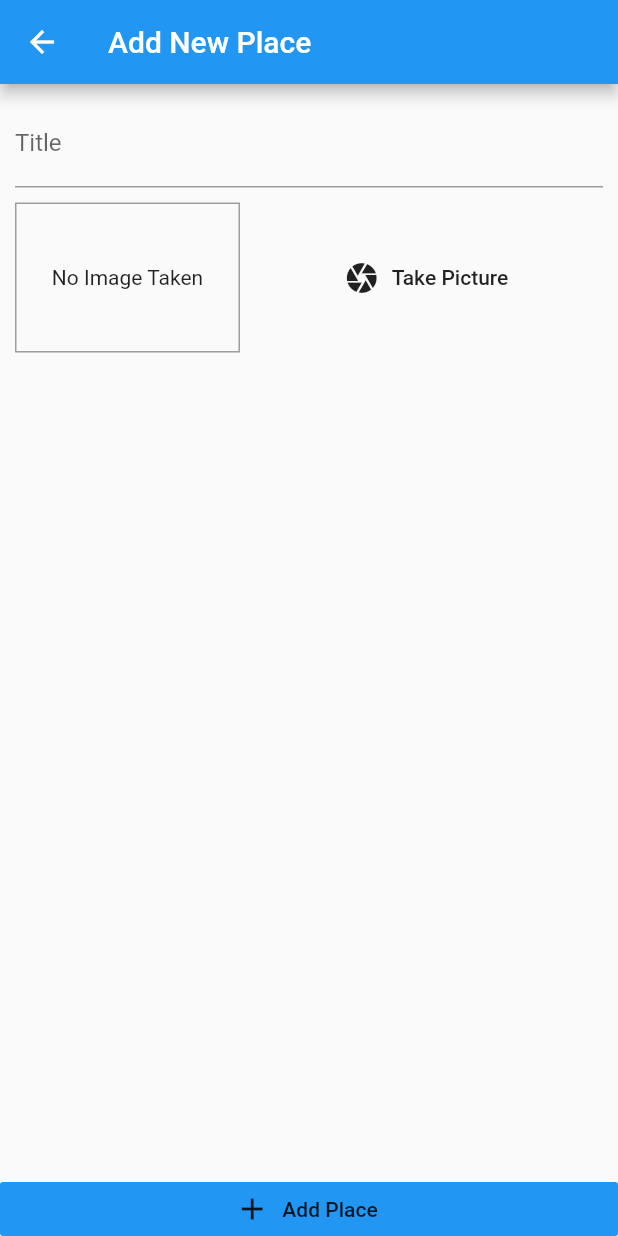
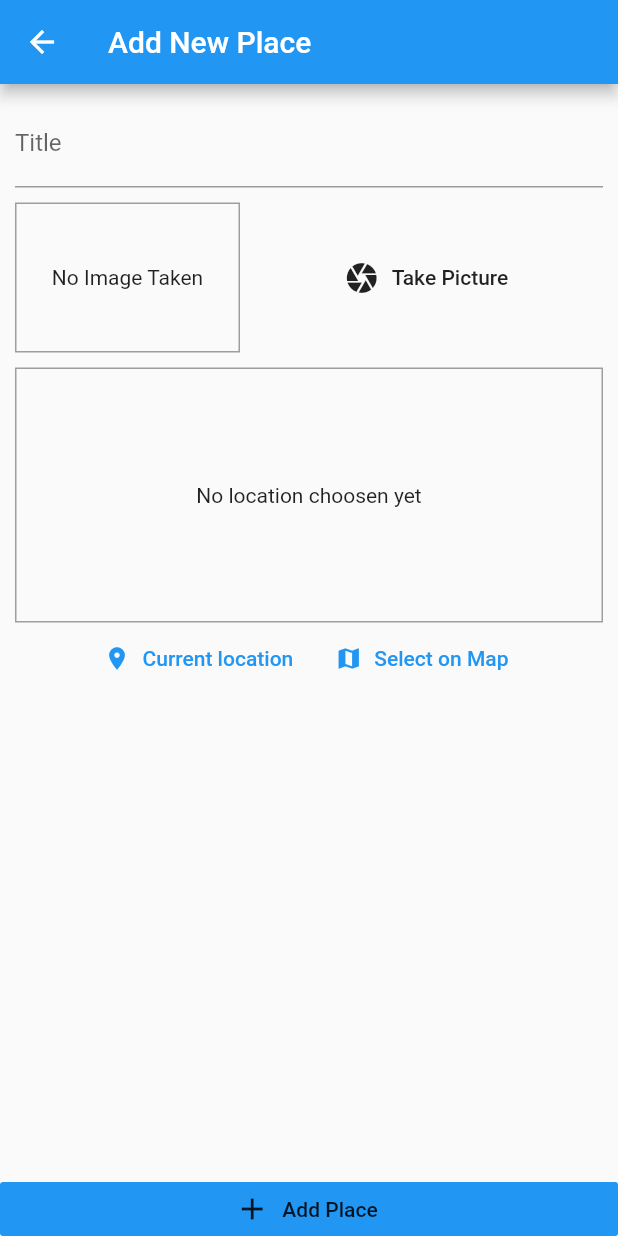
Before and after one commit to Babacar29/device_native_features, a Flutter app: the AddPlaceScreen screen opened by its route, on a phone screen of 412 x 824 dp. Run offline on Flutter 3.47's test engine with Material 2 defaults, Android fonts, the phone set to English and light mode, and no system bars; our stand-ins replace image_picker, sqflite; accounts and stored records are empty.

Commit message:
add location input ui

```diff
--- a/lib/screens/add_place_screen.dart
+++ b/lib/screens/add_place_screen.dart
@@ -2,6 +2,7 @@ import 'dart:io';
 
 import 'package:device_native_features/providers/great_places.dart';
 import 'package:device_native_features/widgets/image_input.dart';
+import 'package:device_native_features/widgets/location_input.dart';
 import 'package:flutter/material.dart';
 import 'package:provider/provider.dart';
 
@@ -61,7 +62,9 @@ class _AddPlaceScreenState extends State<AddPlaceScreen> {
                       controller: _titleController,
                     ),
                     SizedBox(height: 10,),
-                    ImageInput(selectImage)
+                    ImageInput(selectImage),
+                    SizedBox(height: 10,),
+                    LocationInput()
                   ],
                 ),
               ),
--- a/lib/screens/place_list_screen.dart
+++ b/lib/screens/place_list_screen.dart
@@ -23,7 +23,6 @@ class PlacesListScreen extends StatelessWidget {
         builder: (ctx, snapshot) => snapshot.connectionState == ConnectionState.waiting ? Center(child: CircularProgressIndicator(),) :
         Consumer<GreatPlaces>(
           builder: (ctx, greatPlace, ch){
-            //print(greatPlace.items[0].image);
             return greatPlace.items.length <= 0 ? ch :
             ListView.builder(
               itemCount: greatPlace.items.length,
--- /dev/null
+++ b/lib/widgets/location_input.dart
@@ -0,0 +1,52 @@
+import 'package:flutter/material.dart';
+
+class LocationInput extends StatefulWidget {
+  @override
+  _LocationInputState createState() => _LocationInputState();
+}
+
+class _LocationInputState extends State<LocationInput> {
+  String _previewImageUrl;
+
+  @override
+  Widget build(BuildContext context) {
+    return Column(
+      children: [
+        Container(
+          height: 170,
+          width: double.infinity,
+          alignment: Alignment.center,
+          decoration: BoxDecoration(
+            border: Border.all(
+              width: 1,
+              color: Colors.grey
+            )
+          ),
+          child: _previewImageUrl == null ? Text("No location choosen yet", textAlign: TextAlign.center,) :
+          Image.network(
+            _previewImageUrl,
+            fit: BoxFit.cover,
+            width: double.infinity,
+          ),
+        ),
+        Row(
+          mainAxisAlignment: MainAxisAlignment.center,
+          children: [
+            FlatButton.icon(
+              onPressed: null,
+              icon: Icon(Icons.location_on, size: 18,),
+              label: Text("Current location"),
+              textColor: Colors.blue,
+            ),
+            FlatButton.icon(
+              onPressed: null,
+              icon: Icon(Icons.map, size: 18,),
+              label: Text("Select on Map"),
+              textColor: Colors.blue,
+            ),
+          ],
+        )
+      ],
+    );
+  }
+}
--- a/pubspec.yaml
+++ b/pubspec.yaml
@@ -32,6 +32,7 @@ dependencies:
   image_picker: ^0.6.7+14
   path_provider: ^1.6.24
   sqflite: ^1.3.2+1
+  location: ^3.2.4
 
 dev_dependencies:
   flutter_test:
```
Also changed, not shown: pubspec.lock, 1 other file.
